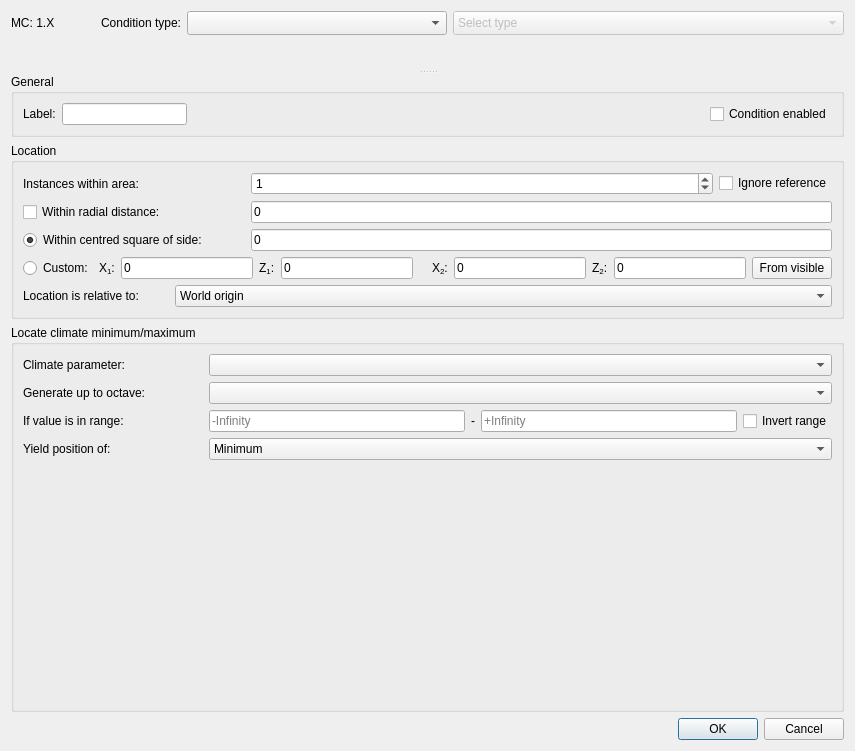
Above: src/conditiondialog.ui from DUzzL/Seed-Atlas before the change. Below: the same form after it.
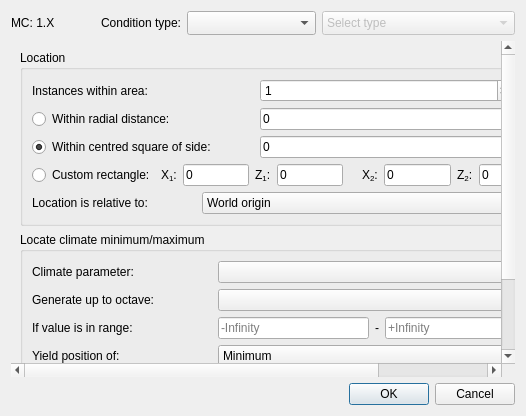
That is the form after the change. Icons and pictures are not drawn. Custom widgets are drawn as their Qt base class.

Patch:
```diff
--- a/src/conditiondialog.ui
+++ b/src/conditiondialog.ui
@@ -82,77 +82,34 @@
     </layout>
    </item>
    <item row="1" column="0">
-    <widget class="QSplitter" name="splitter">
-     <property name="orientation">
-      <enum>Qt::Vertical</enum>
+    <widget class="QScrollArea" name="scrollMain">
+     <property name="frameShape">
+      <enum>QFrame::NoFrame</enum>
      </property>
-     <widget class="Collapsible" name="collapseDescription" native="true"/>
-     <widget class="QWidget" name="layoutWidget">
+     <property name="widgetResizable">
+      <bool>true</bool>
+     </property>
+     <widget class="QWidget" name="scrollMainContents">
+      <layout class="QGridLayout" name="gridLayoutMainScroll">
+       <property name="leftMargin">
+        <number>0</number>
+       </property>
+       <property name="topMargin">
+        <number>0</number>
+       </property>
+       <property name="rightMargin">
+        <number>0</number>
+       </property>
+       <property name="bottomMargin">
+        <number>0</number>
+       </property>
+       <item row="0" column="0">
+        <widget class="QWidget" name="layoutWidget">
       <layout class="QGridLayout" name="gridLayout_7">
        <property name="horizontalSpacing">
         <number>0</number>
        </property>
        <item row="0" column="0" rowspan="2" colspan="2">
-        <widget class="QGroupBox" name="groupBoxGeneral">
-         <property name="title">
-          <string>General</string>
-         </property>
-         <layout class="QGridLayout" name="gridLayout_9">
-          <item row="0" column="5">
-           <widget class="QCheckBox" name="checkEnabled">
-            <property name="text">
-             <string>Condition enabled</string>
-            </property>
-           </widget>
-          </item>
-          <item row="0" column="1">
-           <widget class="QLineEdit" name="lineSummary">
-            <property name="sizePolicy">
-             <sizepolicy hsizetype="Preferred" vsizetype="Fixed">
-              <horstretch>0</horstretch>
-              <verstretch>0</verstretch>
-             </sizepolicy>
-            </property>
-            <property name="font">
-             <font>
-              <family>Courier New</family>
-             </font>
-            </property>
-            <property name="text">
-             <string/>
-            </property>
-            <property name="maxLength">
-             <number>26</number>
-            </property>
-            <property name="placeholderText">
-             <string/>
-            </property>
-           </widget>
-          </item>
-          <item row="0" column="2">
-           <spacer name="horizontalSpacer_5">
-            <property name="orientation">
-             <enum>Qt::Horizontal</enum>
-            </property>
-            <property name="sizeHint" stdset="0">
-             <size>
-              <width>40</width>
-              <height>20</height>
-             </size>
-            </property>
-           </spacer>
-          </item>
-          <item row="0" column="0">
-           <widget class="QLabel" name="label_2">
-            <property name="text">
-             <string>Label:</string>
-            </property>
-           </widget>
-          </item>
-         </layout>
-        </widget>
-       </item>
-       <item row="2" column="0" rowspan="2" colspan="2">
         <widget class="QGroupBox" name="groupBoxPosition">
          <property name="sizePolicy">
           <sizepolicy hsizetype="Preferred" vsizetype="Preferred">
@@ -292,7 +249,7 @@
           <item row="5" column="0">
            <widget class="QRadioButton" name="radioCustom">
             <property name="text">
-             <string>Custom:</string>
+             <string>Custom rectangle:</string>
             </property>
            </widget>
           </item>
@@ -370,7 +327,7 @@
            </widget>
           </item>
           <item row="2" column="0" colspan="4">
-           <widget class="QCheckBox" name="checkRadius">
+           <widget class="QRadioButton" name="radioRadius">
             <property name="text">
              <string>Within radial distance:</string>
             </property>
@@ -1952,6 +1909,9 @@
        </item>
       </layout>
      </widget>
+       </item>
+      </layout>
+     </widget>
     </widget>
    </item>
    <item row="2" column="0">
@@ -1973,12 +1933,6 @@
    <extends>QLineEdit</extends>
    <header>src/widgets.h</header>
   </customwidget>
-  <customwidget>
-   <class>Collapsible</class>
-   <extends>QWidget</extends>
-   <header>src/widgets.h</header>
-   <container>1</container>
-  </customwidget>
   <customwidget>
    <class>SpinInstances</class>
    <extends>QSpinBox</extends>
```
Left out of the diff: 4 changed lines with no effect on the pictures.
